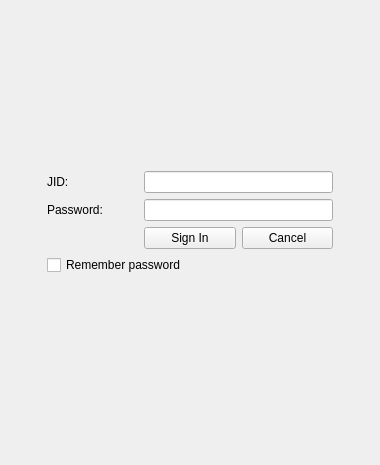
Qt form chatwindow.ui (HappySeaFox/tht) before a commit.
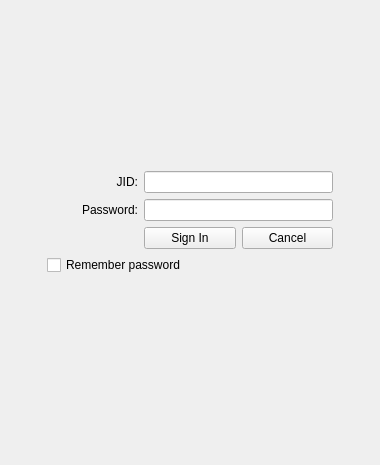
The same form after that commit. The open tabs and pages were chosen to show the change.

The edit to the form file:
```diff
--- a/chatwindow.ui
+++ b/chatwindow.ui
@@ -57,6 +57,9 @@
            <property name="text">
             <string>JID:</string>
            </property>
+           <property name="alignment">
+            <set>Qt::AlignRight|Qt::AlignTrailing|Qt::AlignVCenter</set>
+           </property>
           </widget>
          </item>
          <item row="0" column="1" colspan="2">
@@ -67,6 +70,9 @@
            <property name="text">
             <string>Password:</string>
            </property>
+           <property name="alignment">
+            <set>Qt::AlignRight|Qt::AlignTrailing|Qt::AlignVCenter</set>
+           </property>
           </widget>
          </item>
          <item row="1" column="1" colspan="2">
```
Left out of the diff: 2 changed lines with no effect on the pictures.
